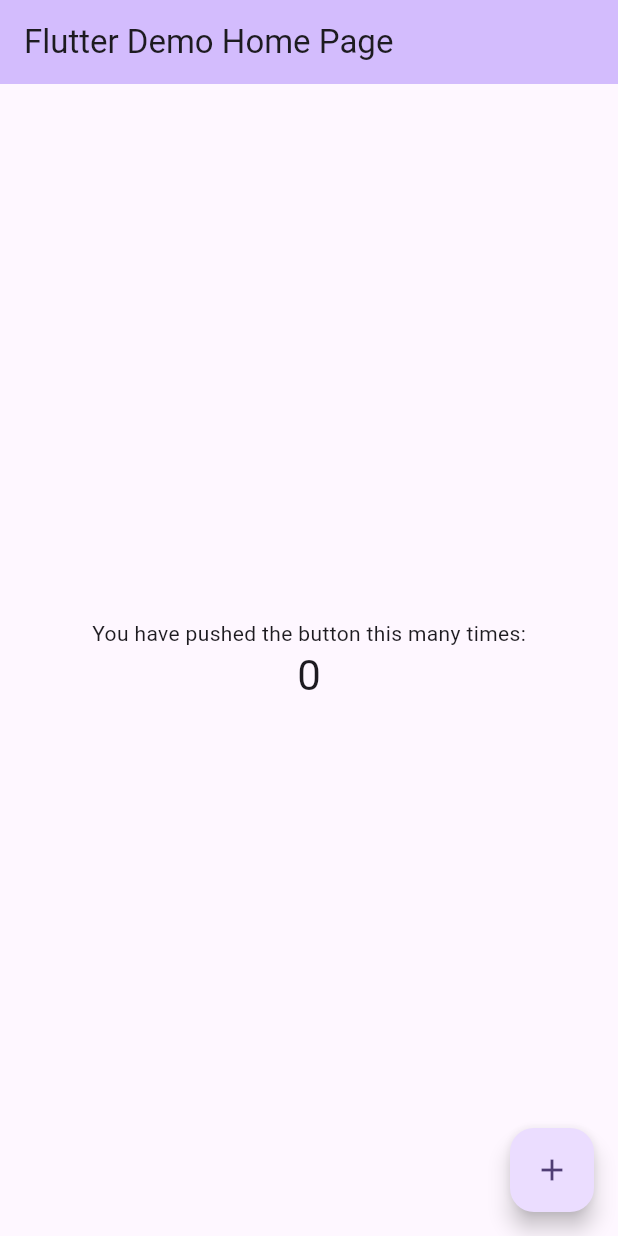
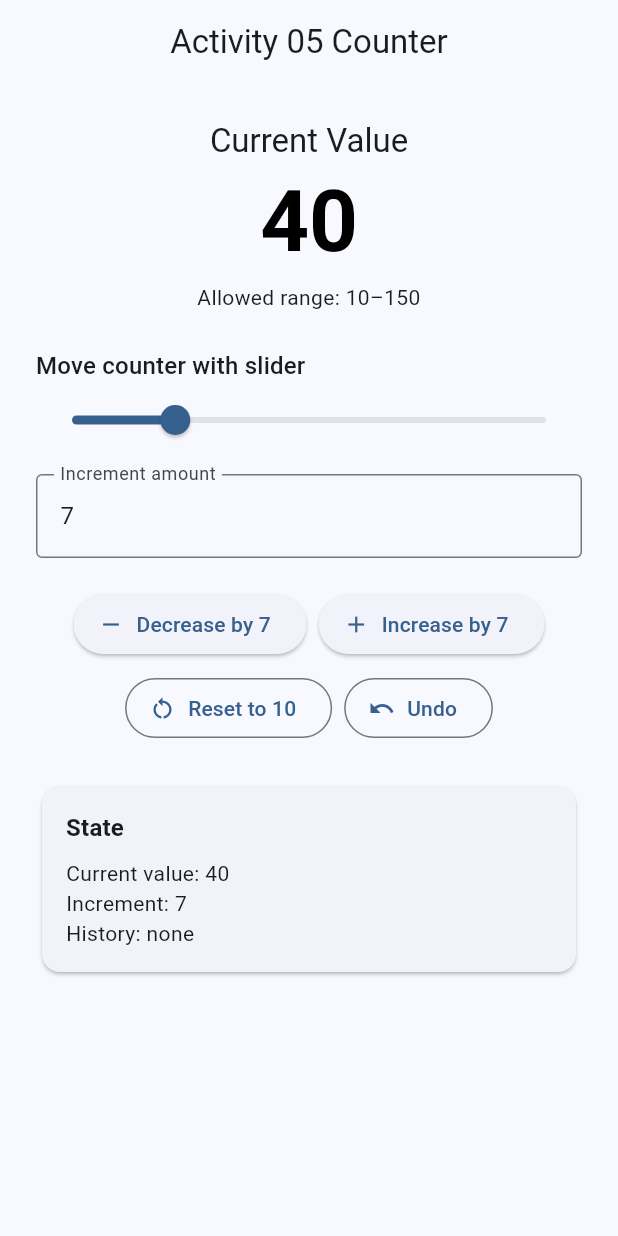
Before and after one commit to rpraneeths/activity05_the_basic, a Flutter app: the screen it shows after launch, on a phone screen of 412 x 824 dp. Run offline on Flutter 3.47's test engine with Material 3 defaults, Android fonts, the phone set to English and light mode, and no system bars.

Commit message:
feat: implement reliable counter behavior

```diff
--- a/lib/main.dart
+++ b/lib/main.dart
@@ -1,125 +1,295 @@
 import 'package:flutter/material.dart';
 
-void main() {
-  runApp(const MyApp());
-}
+void main() => runApp(const CounterApp());
 
-class MyApp extends StatelessWidget {
-  const MyApp({super.key});
+// BLOCK 2: App shell.
+// The app shell does not store changing counter state,
+// so it is a StatelessWidget.
+class CounterApp extends StatelessWidget {
+  const CounterApp({super.key});
 
-  // This widget is the root of your application.
   @override
   Widget build(BuildContext context) {
     return MaterialApp(
-      title: 'Flutter Demo',
+      debugShowCheckedModeBanner: false,
+      title: 'Activity 05 Counter',
       theme: ThemeData(
-        // This is the theme of your application.
-        //
-        // TRY THIS: Try running your application with "flutter run". You'll see
-        // the application has a purple toolbar. Then, without quitting the app,
-        // try changing the seedColor in the colorScheme below to Colors.green
-        // and then invoke "hot reload" (save your changes or press the "hot
-        // reload" button in a Flutter-supported IDE, or press "r" if you used
-        // the command line to start the app).
-        //
-        // Notice that the counter didn't reset back to zero; the application
-        // state is not lost during the reload. To reset the state, use hot
-        // restart instead.
-        //
-        // This works for code too, not just values: Most code changes can be
-        // tested with just a hot reload.
-        colorScheme: ColorScheme.fromSeed(seedColor: Colors.deepPurple),
+        colorScheme: ColorScheme.fromSeed(
+          seedColor: Colors.blue,
+        ),
         useMaterial3: true,
       ),
-      home: const MyHomePage(title: 'Flutter Demo Home Page'),
+      home: const CounterPage(),
     );
   }
 }
 
-class MyHomePage extends StatefulWidget {
-  const MyHomePage({super.key, required this.title});
-
-  // This widget is the home page of your application. It is stateful, meaning
-  // that it has a State object (defined below) that contains fields that affect
-  // how it looks.
-
-  // This class is the configuration for the state. It holds the values (in this
-  // case the title) provided by the parent (in this case the App widget) and
-  // used by the build method of the State. Fields in a Widget subclass are
-  // always marked "final".
-
-  final String title;
+// BLOCK 3: Stateful screen.
+// The counter changes after user interactions,
+// so this screen must be stateful.
+class CounterPage extends StatefulWidget {
+  const CounterPage({super.key});
 
   @override
-  State<MyHomePage> createState() => _MyHomePageState();
+  State<CounterPage> createState() => _CounterPageState();
 }
 
-class _MyHomePageState extends State<MyHomePage> {
-  int _counter = 0;
+class _CounterPageState extends State<CounterPage> {
+  // BLOCK 4: State.
+  int _counter = 40;
+  int _increment = 7;
 
-  void _incrementCounter() {
+  final List<int> _history = [];
+
+  final TextEditingController _incrementController =
+      TextEditingController(text: '7');
+
+  @override
+  void dispose() {
+    // The controller uses resources, so clean it up
+    // when this screen is removed.
+    _incrementController.dispose();
+    super.dispose();
+  }
+
+  // Checks the allowed counter range.
+  bool _isValidValue(int value) {
+    return value >= 10 && value <= 150;
+  }
+
+  // Activity 05 color rule:
+  // red at 10,
+  // green above 90,
+  // black otherwise.
+  Color _counterColor() {
+    if (_counter == 10) {
+      return Colors.red;
+    }
+
+    if (_counter > 90) {
+      return Colors.green;
+    }
+
+    return Colors.black;
+  }
+
+  // Shows concise feedback to the user.
+  void _showMessage(String message) {
+    ScaffoldMessenger.of(context)
+      ..hideCurrentSnackBar()
+      ..showSnackBar(
+        SnackBar(
+          content: Text(message),
+          duration: const Duration(seconds: 2),
+        ),
+      );
+  }
+
+  // Moves the counter only when the requested value
+  // is inside the allowed range.
+  //
+  // History is recorded only when the value actually changes.
+  void _moveTo(int nextValue) {
+    if (!_isValidValue(nextValue)) {
+      if (nextValue < 10) {
+        _showMessage('Minimum is 10. Counter was not changed.');
+      } else {
+        _showMessage('Maximum is 150. Counter was not changed.');
+      }
+      return;
+    }
+
+    if (nextValue == _counter) {
+      _showMessage('Counter is already $nextValue.');
+      return;
+    }
+
     setState(() {
-      // This call to setState tells the Flutter framework that something has
-      // changed in this State, which causes it to rerun the build method below
-      // so that the display can reflect the updated values. If we changed
-      // _counter without calling setState(), then the build method would not be
-      // called again, and so nothing would appear to happen.
-      _counter++;
+      _history.add(_counter);
+      _counter = nextValue;
     });
+  }
+
+  // Accept positive whole-number increments only.
+  void _readIncrement(String input) {
+    final value = int.tryParse(input.trim());
+
+    if (value == null || value <= 0) {
+      _showMessage(
+        'Enter a positive whole number, such as 5 or 10.',
+      );
+      return;
+    }
+
+    setState(() {
+      _increment = value;
+    });
+  }
+
+  // Restores the previous counter value.
+  void _undo() {
+    if (_history.isEmpty) {
+      _showMessage('There is no earlier value to restore.');
+      return;
+    }
+
+    setState(() {
+      _counter = _history.removeLast();
+    });
+  }
+
+  // Resets the counter to 10.
+  // The reset itself becomes undoable when it changes the value.
+  void _reset() {
+    if (_counter == 10) {
+      _showMessage('Counter is already at 10.');
+      return;
+    }
+
+    _moveTo(10);
   }
 
   @override
   Widget build(BuildContext context) {
-    // This method is rerun every time setState is called, for instance as done
-    // by the _incrementCounter method above.
-    //
-    // The Flutter framework has been optimized to make rerunning build methods
-    // fast, so that you can just rebuild anything that needs updating rather
-    // than having to individually change instances of widgets.
+    // BLOCK 6: Build.
+    // Build reads state and connects widgets to actions.
+    final Color counterColor = _counterColor();
+
     return Scaffold(
       appBar: AppBar(
-        // TRY THIS: Try changing the color here to a specific color (to
-        // Colors.amber, perhaps?) and trigger a hot reload to see the AppBar
-        // change color while the other colors stay the same.
-        backgroundColor: Theme.of(context).colorScheme.inversePrimary,
-        // Here we take the value from the MyHomePage object that was created by
-        // the App.build method, and use it to set our appbar title.
-        title: Text(widget.title),
+        title: const Text('Activity 05 Counter'),
+        centerTitle: true,
       ),
-      body: Center(
-        // Center is a layout widget. It takes a single child and positions it
-        // in the middle of the parent.
+      body: Padding(
+        padding: const EdgeInsets.all(24),
         child: Column(
-          // Column is also a layout widget. It takes a list of children and
-          // arranges them vertically. By default, it sizes itself to fit its
-          // children horizontally, and tries to be as tall as its parent.
-          //
-          // Column has various properties to control how it sizes itself and
-          // how it positions its children. Here we use mainAxisAlignment to
-          // center the children vertically; the main axis here is the vertical
-          // axis because Columns are vertical (the cross axis would be
-          // horizontal).
-          //
-          // TRY THIS: Invoke "debug painting" (choose the "Toggle Debug Paint"
-          // action in the IDE, or press "p" in the console), to see the
-          // wireframe for each widget.
-          mainAxisAlignment: MainAxisAlignment.center,
-          children: <Widget>[
-            const Text(
-              'You have pushed the button this many times:',
+          crossAxisAlignment: CrossAxisAlignment.stretch,
+          children: [
+            Text(
+              'Current Value',
+              textAlign: TextAlign.center,
+              style: Theme.of(context).textTheme.titleLarge,
             ),
+
+            const SizedBox(height: 8),
+
             Text(
               '$_counter',
-              style: Theme.of(context).textTheme.headlineMedium,
+              textAlign: TextAlign.center,
+              style: Theme.of(context)
+                  .textTheme
+                  .displayLarge
+                  ?.copyWith(
+                    color: counterColor,
+                    fontWeight: FontWeight.bold,
+                  ),
+            ),
+
+            const SizedBox(height: 8),
+
+            Text(
+              'Allowed range: 10–150',
+              textAlign: TextAlign.center,
+              style: Theme.of(context).textTheme.bodyMedium,
+            ),
+
+            const SizedBox(height: 24),
+
+            Text(
+              'Move counter with slider',
+              style: Theme.of(context).textTheme.titleMedium,
+            ),
+
+            Slider(
+              value: _counter.toDouble(),
+              min: 10,
+              max: 150,
+              divisions: 140,
+              label: '$_counter',
+              onChanged: (value) {
+                _moveTo(value.round());
+              },
+            ),
+
+            const SizedBox(height: 12),
+
+            TextField(
+              controller: _incrementController,
+              keyboardType: TextInputType.number,
+              decoration: const InputDecoration(
+                labelText: 'Increment amount',
+                hintText: 'Positive whole number',
+                border: OutlineInputBorder(),
+              ),
+              onChanged: _readIncrement,
+            ),
+
+            const SizedBox(height: 20),
+
+            Wrap(
+              spacing: 8,
+              runSpacing: 8,
+              alignment: WrapAlignment.center,
+              children: [
+                ElevatedButton.icon(
+                  onPressed: () {
+                    _moveTo(_counter - _increment);
+                  },
+                  icon: const Icon(Icons.remove),
+                  label: Text('Decrease by $_increment'),
+                ),
+                ElevatedButton.icon(
+                  onPressed: () {
+                    _moveTo(_counter + _increment);
+                  },
+                  icon: const Icon(Icons.add),
+                  label: Text('Increase by $_increment'),
+                ),
+                OutlinedButton.icon(
+                  onPressed: _reset,
+                  icon: const Icon(Icons.restart_alt),
+                  label: const Text('Reset to 10'),
+                ),
+                OutlinedButton.icon(
+                  onPressed: _undo,
+                  icon: const Icon(Icons.undo),
+                  label: const Text('Undo'),
+                ),
+              ],
+            ),
+
+            const SizedBox(height: 24),
+
+            Card(
+              child: Padding(
+                padding: const EdgeInsets.all(16),
+                child: Column(
+                  crossAxisAlignment: CrossAxisAlignment.start,
+                  children: [
+                    Text(
+                      'State',
+                      style: Theme.of(context)
+                          .textTheme
+                          .titleMedium
+                          ?.copyWith(
+                            fontWeight: FontWeight.bold,
+                          ),
+                    ),
+                    const SizedBox(height: 8),
+                    Text('Current value: $_counter'),
+                    Text('Increment: $_increment'),
+                    Text(
+                      _history.isEmpty
+                          ? 'History: none'
+                          : 'History: ${_history.join(', ')}',
+                    ),
+                  ],
+                ),
+              ),
             ),
           ],
         ),
       ),
-      floatingActionButton: FloatingActionButton(
-        onPressed: _incrementCounter,
-        tooltip: 'Increment',
-        child: const Icon(Icons.add),
-      ), // This trailing comma makes auto-formatting nicer for build methods.
     );
   }
 }
```
